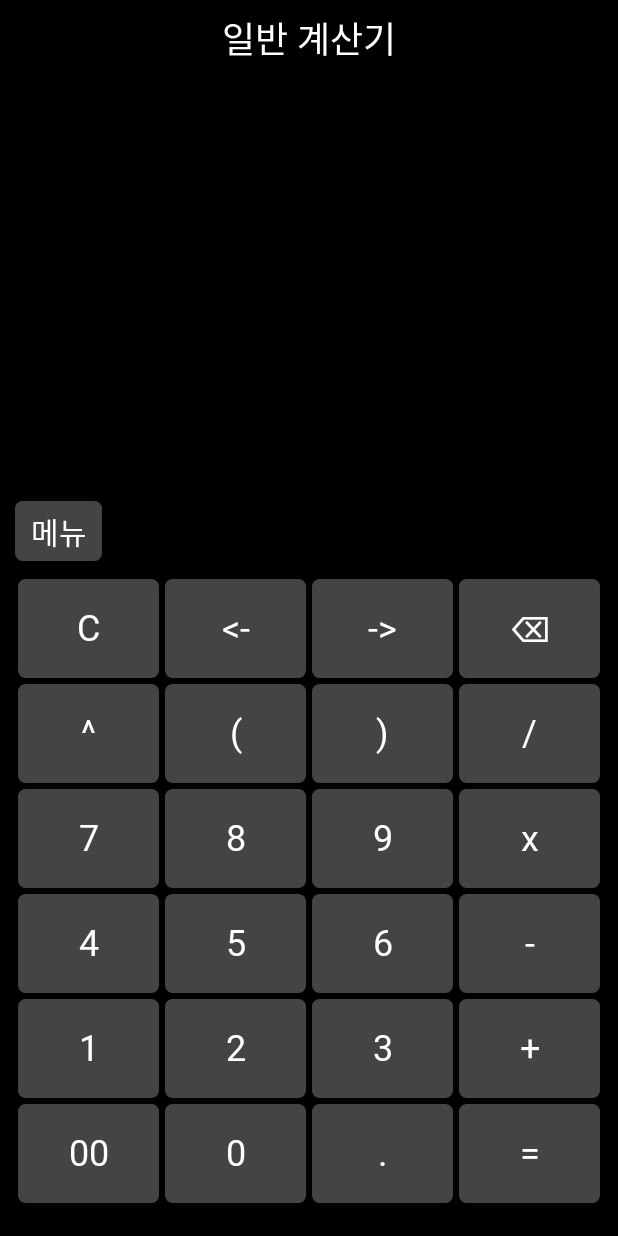
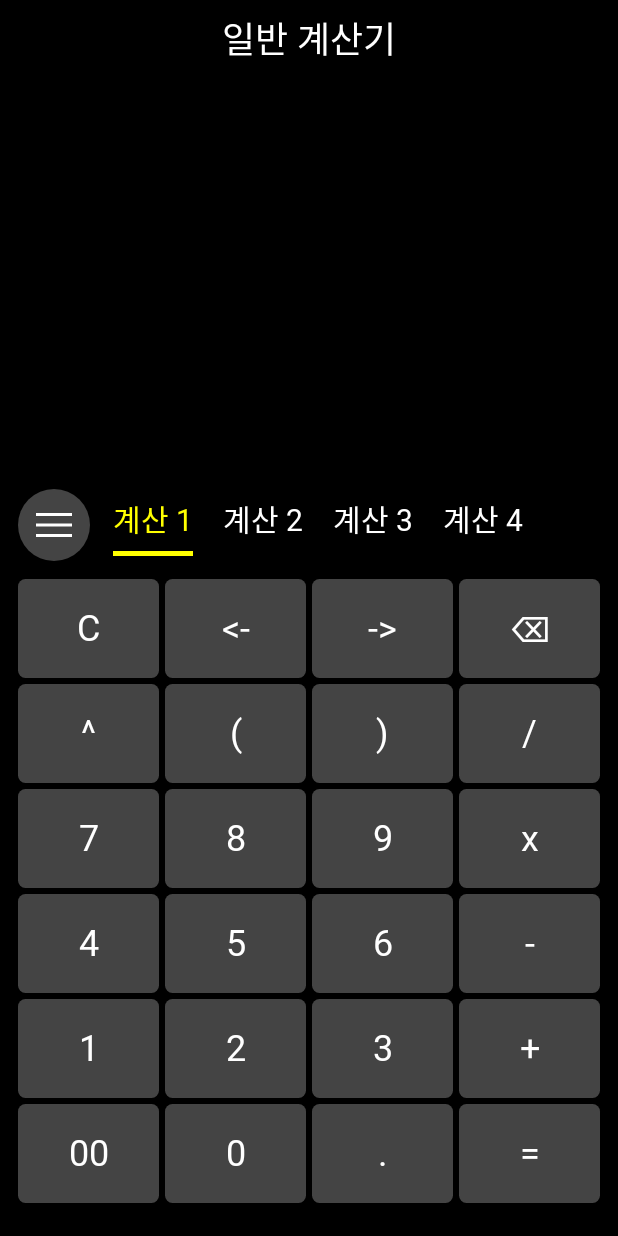
Before and after one commit to Jeong-Donghyeon/calculator-android, an Android app built with Jetpack Compose: the screen it shows after launch (MainActivity), on a phone screen of 412 x 824 dp. Run offline under Robolectric (Android 15) with nearby library versions, the phone set to English and light mode, and no system bars; our stand-ins replace Dagger/Hilt's generated code; Roboto replaces fonts that are not available here.

Commit message:
메뉴 디자인 수정

```diff
--- /dev/null
+++ b/app/src/main/java/dev/donghyeon/calculator/common/ConstSet.kt
@@ -0,0 +1,3 @@
+package dev.donghyeon.calculator.common
+
+const val BUTTON_HEIGHT = 70
--- a/app/src/main/java/dev/donghyeon/calculator/general/GeneralData.kt
+++ b/app/src/main/java/dev/donghyeon/calculator/general/GeneralData.kt
@@ -1,6 +1,12 @@
 package dev.donghyeon.calculator.general
 
 data class GeneralData(
-    val calculation: String = "",
-    val result: String = "",
+    val select: GeneralSelect = GeneralSelect.CALCULATE1,
 )
+
+enum class GeneralSelect(val value: String) {
+    CALCULATE1("계산 1"),
+    CALCULATE2("계산 2"),
+    CALCULATE3("계산 3"),
+    CALCULATE4("계산 4"),
+}
--- a/app/src/main/java/dev/donghyeon/calculator/general/GeneralScreen.kt
+++ b/app/src/main/java/dev/donghyeon/calculator/general/GeneralScreen.kt
@@ -4,23 +4,34 @@ import androidx.compose.foundation.background
 import androidx.compose.foundation.layout.Box
 import androidx.compose.foundation.layout.Column
 import androidx.compose.foundation.layout.Row
+import androidx.compose.foundation.layout.Spacer
 import androidx.compose.foundation.layout.fillMaxHeight
+import androidx.compose.foundation.layout.fillMaxWidth
 import androidx.compose.foundation.layout.height
 import androidx.compose.foundation.layout.padding
+import androidx.compose.foundation.layout.size
+import androidx.compose.foundation.layout.width
+import androidx.compose.foundation.shape.CircleShape
+import androidx.compose.material3.Icon
+import androidx.compose.material3.IconButton
 import androidx.compose.runtime.Composable
 import androidx.compose.runtime.collectAsState
 import androidx.compose.runtime.getValue
 import androidx.compose.ui.Alignment
 import androidx.compose.ui.Modifier
+import androidx.compose.ui.draw.clip
+import androidx.compose.ui.draw.shadow
+import androidx.compose.ui.res.painterResource
 import androidx.compose.ui.tooling.preview.Preview
 import androidx.compose.ui.unit.dp
-import androidx.compose.ui.unit.sp
 import androidx.hilt.navigation.compose.hiltViewModel
 import dev.donghyeon.calculator.Destination
+import dev.donghyeon.calculator.R
 import dev.donghyeon.calculator.common.LocalViewModel
 import dev.donghyeon.calculator.theme.ColorSet
 import dev.donghyeon.calculator.view.TitleView
 import dev.donghyeon.calculator.view.ViewButtonNumber
+import dev.donghyeon.calculator.view.ViewScrollTab
 
 @Preview
 @Composable
@@ -29,7 +40,7 @@ fun Preview_GeneralScreen() = GeneralScreen(state = GeneralData())
 @Composable
 fun GeneralScreen() {
     val viewModel: GeneralViewModel = hiltViewModel()
-    val state by viewModel.generalState.collectAsState()
+    val state by viewModel.state.collectAsState()
     val main = LocalViewModel.current
     GeneralScreen(
         state = state,
@@ -48,12 +59,34 @@ fun GeneralScreen(
         TitleView(title = Destination.General.route)
         Box(modifier = Modifier.weight(1f)) {}
         Row(verticalAlignment = Alignment.Bottom) {
-            ViewButtonNumber(
-                modifier = Modifier.padding(start = 10.dp),
-                text = "메뉴",
-                height = 40.dp,
-                size = 20.sp,
+            Spacer(modifier = Modifier.width(12.dp))
+            IconButton(
+                modifier =
+                    Modifier
+                        .clip(CircleShape)
+                        .shadow(2.dp)
+                        .background(ColorSet.button),
                 onClick = menu ?: {},
+            ) {
+                Icon(
+                    modifier = Modifier.size(32.dp),
+                    painter = painterResource(id = R.drawable.ic_menu),
+                    tint = ColorSet.text,
+                    contentDescription = "menu",
+                )
+            }
+            ViewScrollTab(
+                modifier = Modifier.fillMaxWidth().padding(bottom = 3.dp),
+                tabs = GeneralSelect.entries.map { it.value },
+                index = state.select.ordinal,
+                onTab = {
+                    when (it) {
+                        0 -> action?.inputGeneralSelect(GeneralSelect.CALCULATE1)
+                        1 -> action?.inputGeneralSelect(GeneralSelect.CALCULATE2)
+                        2 -> action?.inputGeneralSelect(GeneralSelect.CALCULATE3)
+                        3 -> action?.inputGeneralSelect(GeneralSelect.CALCULATE4)
+                    }
+                },
             )
         }
         Column(
--- a/app/src/main/java/dev/donghyeon/calculator/general/GeneralViewModel.kt
+++ b/app/src/main/java/dev/donghyeon/calculator/general/GeneralViewModel.kt
@@ -2,23 +2,20 @@ package dev.donghyeon.calculator.general
 
 import dev.donghyeon.calculator.common.BaseViewModel
 import kotlinx.coroutines.flow.MutableStateFlow
-import kotlinx.coroutines.flow.StateFlow
+import kotlinx.coroutines.flow.asStateFlow
 import javax.inject.Inject
 
 interface GeneralAction {
-    fun input(s: String)
+    fun inputGeneralSelect(select: GeneralSelect)
 }
 
 class GeneralViewModel
     @Inject
     constructor() : BaseViewModel(), GeneralAction {
-        private val _generalState = MutableStateFlow(GeneralData())
-        val generalState: StateFlow<GeneralData> = _generalState
+        private val _state = MutableStateFlow(GeneralData())
+        val state = _state.asStateFlow()
 
-        override fun input(s: String) {
-            _generalState.value =
-                generalState.value.let {
-                    it.copy(calculation = it.calculation + s)
-                }
+        override fun inputGeneralSelect(select: GeneralSelect) {
+            _state.value = state.value.copy(select = select)
         }
     }
--- a/app/src/main/java/dev/donghyeon/calculator/view/ViewButtonNumber.kt
+++ b/app/src/main/java/dev/donghyeon/calculator/view/ViewButtonNumber.kt
@@ -1,6 +1,7 @@
 package dev.donghyeon.calculator.view
 
-import androidx.compose.foundation.BorderStroke
+import androidx.compose.foundation.interaction.MutableInteractionSource
+import androidx.compose.foundation.interaction.collectIsPressedAsState
 import androidx.compose.foundation.layout.PaddingValues
 import androidx.compose.foundation.layout.height
 import androidx.compose.foundation.shape.RoundedCornerShape
@@ -8,12 +9,14 @@ import androidx.compose.material3.Button
 import androidx.compose.material3.ButtonDefaults
 import androidx.compose.material3.Text
 import androidx.compose.runtime.Composable
+import androidx.compose.runtime.remember
 import androidx.compose.ui.Modifier
 import androidx.compose.ui.tooling.preview.Preview
 import androidx.compose.ui.unit.Dp
 import androidx.compose.ui.unit.TextUnit
 import androidx.compose.ui.unit.dp
 import androidx.compose.ui.unit.sp
+import dev.donghyeon.calculator.common.BUTTON_HEIGHT
 import dev.donghyeon.calculator.theme.ColorSet
 import dev.donghyeon.calculator.theme.TextSet
 
@@ -29,16 +32,18 @@ fun Preview_ViewButtonNumber() =
 fun ViewButtonNumber(
     modifier: Modifier = Modifier,
     text: String,
-    height: Dp = 70.dp,
+    height: Dp = BUTTON_HEIGHT.dp,
     size: TextUnit = 24.sp,
     onClick: () -> Unit,
-) = Button(
+) {
+    val interactionSource = remember { MutableInteractionSource() }
+    val press = interactionSource.collectIsPressedAsState()
+    Button(
         modifier =
             Modifier
                 .height(height)
                 .then(modifier),
         shape = RoundedCornerShape(5.dp),
-    border = BorderStroke(0.dp, ColorSet.transparent),
         onClick = onClick,
         contentPadding = PaddingValues(),
         colors =
@@ -47,9 +52,20 @@ fun ViewButtonNumber(
                 contentColor = ColorSet.text,
             ),
         elevation = null,
+        interactionSource = interactionSource,
     ) {
+        val color =
             Text(
                 text = text,
-        style = TextSet.bold.copy(ColorSet.text, size),
+                style =
+                    TextSet.bold.copy(
+                        if (press.value) {
+                            ColorSet.select
+                        } else {
+                            ColorSet.text
+                        },
+                        size,
+                    ),
             )
     }
+}
--- a/app/src/main/res/drawable/ic_menu.xml
+++ b/app/src/main/res/drawable/ic_menu.xml
@@ -1,10 +1,10 @@
 <vector xmlns:android="http://schemas.android.com/apk/res/android"
-    android:width="24dp"
-    android:height="24dp"
-    android:viewportWidth="24"
-    android:viewportHeight="24"
+    android:width="48dp"
+    android:height="48dp"
+    android:viewportWidth="960"
+    android:viewportHeight="960"
     android:tint="?attr/colorControlNormal">
   <path
       android:fillColor="@android:color/white"
-      android:pathData="M3,18h18v-2L3,16v2zM3,13h18v-2L3,11v2zM3,6v2h18L21,6L3,6z"/>
+      android:pathData="M120,720L120,660L840,660L840,720L120,720ZM120,510L120,450L840,450L840,510L120,510ZM120,300L120,240L840,240L840,300L120,300Z"/>
 </vector>
```
Also changed, not shown: app/src/main/java/dev/donghyeon/calculator/percent/PercentScreen.kt (+26 -8 lines). Lines whose indentation alone changed are shown as unchanged.
